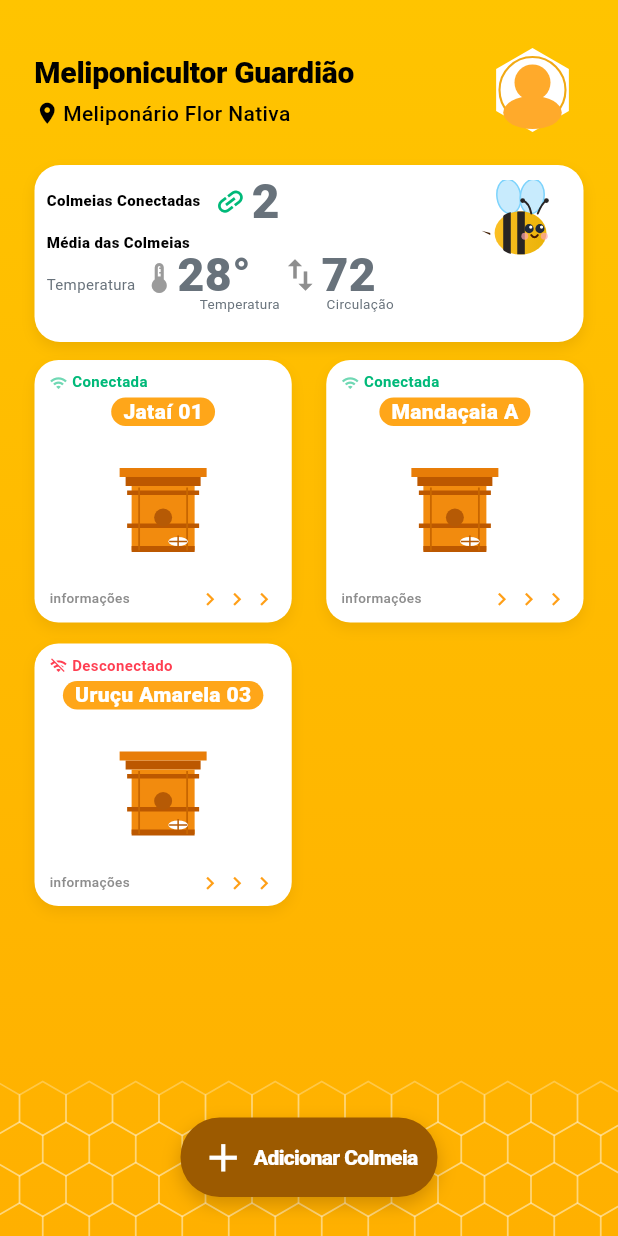
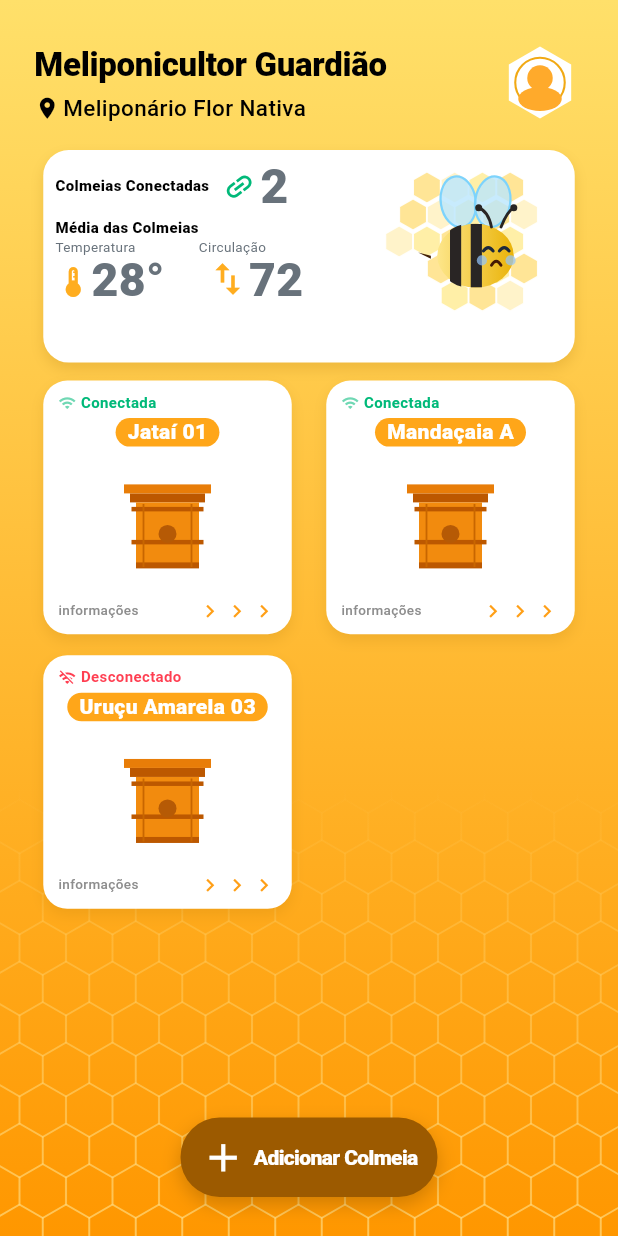
Before and after one commit to Bryan-J-Martini/Projeto_IV_Monitoramento_de_Abelhas_Fatec_2026, a Flutter app: the screen it shows after launch, on a phone screen of 412 x 824 dp. Run offline on Flutter 3.47's test engine with Material 3 defaults, Android fonts, the phone set to English and light mode, and no system bars.

Commit message:
feat: mudança na aparencia da tela inicial, mudança na aparencia e comportabento da abelha mascote

```diff
--- a/lib/models/telemetry_model.dart
+++ b/lib/models/telemetry_model.dart
@@ -15,9 +15,9 @@ class TelemetryModel {
     required this.timestamp,
   });
 
-  bool get isThermallyIdeal => internalTemp >= 26.0 && internalTemp <= 32.0;
+  bool get isThermallyIdeal => internalTemp >= 28.0 && internalTemp <= 32.0;
 
-  bool get isTooCold => internalTemp < 26.0;
+  bool get isTooCold => internalTemp < 28.0;
 
   bool get isTooHot => internalTemp > 32.0;
 
@@ -27,9 +27,9 @@ class TelemetryModel {
 
   String get thermalStatusText {
     if (isThermallyIdeal) {
-      return 'Ideal (26°C – 32°C) • Enxame Confortável';
+      return 'Ideal (28°C – 32°C) • Enxame Confortável';
     } else if (isTooCold) {
-      return 'Baixa Temp (< 26°C) • Risco de Resfriamento';
+      return 'Baixa Temp (< 28°C) • Risco de Resfriamento';
     } else {
       return 'Alta Temp (> 32°C) • Risco de Superaquecimento';
     }
@@ -44,8 +44,8 @@ class TelemetryModel {
   int get swarmHealthScore {
     int score = 100;
     // Penalidade por desvio de temperatura
-    if (internalTemp < 26.0) {
-      score -= ((26.0 - internalTemp) * 8).round().clamp(0, 40);
+    if (internalTemp < 28.0) {
+      score -= ((28.0 - internalTemp) * 8).round().clamp(0, 40);
     } else if (internalTemp > 32.0) {
       score -= ((internalTemp - 32.0) * 10).round().clamp(0, 40);
     }
--- a/lib/views/dashboard/dashboard_view.dart
+++ b/lib/views/dashboard/dashboard_view.dart
@@ -28,10 +28,23 @@ class DashboardView extends StatelessWidget {
         children: [
           const Positioned.fill(child: IgnorePointer(child: _HomeBackground())),
           SafeArea(
-            bottom: false,
             child: Consumer2<HiveProvider, BeekeeperProvider>(
               builder: (context, hiveProvider, beekeeperProvider, _) {
                 final hives = hiveProvider.hives;
+                final screenWidth = MediaQuery.sizeOf(context).width;
+                final horizontalPadding = (screenWidth * 0.07)
+                    .clamp(16.0, 30.0)
+                    .toDouble();
+                final gridSpacing = (screenWidth * 0.065)
+                    .clamp(12.0, 23.0)
+                    .toDouble();
+                final crossAxisCount = screenWidth >= 900
+                    ? 4
+                    : screenWidth >= 600
+                    ? 3
+                    : 2;
+                final cardAspectRatio = screenWidth < 300 ? 0.88 : 0.98;
+                final bottomPadding = MediaQuery.paddingOf(context).bottom + 92;
                 return CustomScrollView(
                   physics: const BouncingScrollPhysics(),
                   slivers: [
@@ -48,14 +61,19 @@ class DashboardView extends StatelessWidget {
                       )
                     else
                       SliverPadding(
-                        padding: const EdgeInsets.fromLTRB(23, 12, 23, 112),
+                        padding: EdgeInsets.fromLTRB(
+                          horizontalPadding,
+                          12,
+                          horizontalPadding,
+                          bottomPadding,
+                        ),
                         sliver: SliverGrid(
                           gridDelegate:
-                              const SliverGridDelegateWithFixedCrossAxisCount(
-                                crossAxisCount: 2,
-                                crossAxisSpacing: 23,
+                              SliverGridDelegateWithFixedCrossAxisCount(
+                                crossAxisCount: crossAxisCount,
+                                crossAxisSpacing: gridSpacing,
                                 mainAxisSpacing: 14,
-                                childAspectRatio: 0.98,
+                                childAspectRatio: cardAspectRatio,
                               ),
                           delegate: SliverChildBuilderDelegate((
                             context,
@@ -118,7 +136,7 @@ class _Header extends StatelessWidget {
                   overflow: TextOverflow.ellipsis,
                   style: const TextStyle(
                     color: Colors.black,
-                    fontSize: 20,
+                    fontSize: 22,
                     fontWeight: FontWeight.w800,
                     letterSpacing: -0.2,
                   ),
@@ -139,7 +157,7 @@ class _Header extends StatelessWidget {
                         overflow: TextOverflow.ellipsis,
                         style: const TextStyle(
                           color: Colors.black,
-                          fontSize: 14,
+                          fontSize: 15,
                           fontWeight: FontWeight.w500,
                         ),
                       ),
@@ -154,8 +172,8 @@ class _Header extends StatelessWidget {
               CupertinoPageRoute(builder: (_) => const BeekeeperSetupView()),
             ),
             child: const SizedBox(
-              width: 68,
-              height: 68,
+              width: 58,
+              height: 58,
               child: CustomPaint(painter: _ProfileAvatarPainter()),
             ),
           ),
@@ -175,12 +193,26 @@ class _TelemetrySummary extends StatelessWidget {
     final average = hiveProvider.averageInternalTemp;
     final hive = hiveProvider.selectedHive;
     final traffic = hive?.telemetry.totalTraffic ?? 0;
+    final beeTemperature = average == 0 ? 28.0 : average;
 
     return Padding(
-      padding: const EdgeInsets.symmetric(horizontal: 23),
-      child: Container(
-        height: 118,
-        padding: const EdgeInsets.fromLTRB(8, 10, 8, 9),
+      padding: EdgeInsets.symmetric(
+        horizontal: (MediaQuery.sizeOf(context).width * 0.07)
+            .clamp(16.0, 30.0)
+            .toDouble(),
+      ),
+      child: LayoutBuilder(
+        builder: (context, constraints) {
+          final summaryWidth = constraints.maxWidth;
+          final summaryHeight = (summaryWidth * 0.40)
+              .clamp(118.0, 146.0)
+              .toDouble();
+          final beeSize = (summaryWidth * 0.30).clamp(100.0, 150.0).toDouble();
+          final contentRight = beeSize * 0.43;
+
+          return Container(
+            height: summaryHeight,
+            padding: EdgeInsets.fromLTRB(summaryWidth < 260 ? 6 : 8, 10, 8, 9),
             decoration: BoxDecoration(
               color: Colors.white,
               borderRadius: BorderRadius.circular(17),
@@ -194,7 +226,21 @@ class _TelemetrySummary extends StatelessWidget {
             ),
             child: Stack(
               children: [
-            Column(
+                Positioned(
+                  right: 2,
+                  top: 4,
+                  child: SizedBox(
+                    width: beeSize * 1.12,
+                    height: beeSize * 1.02,
+                    child: CustomPaint(painter: _SummaryHoneycombPainter()),
+                  ),
+                ),
+                Positioned.fill(
+                  right: contentRight,
+                  child: FittedBox(
+                    fit: BoxFit.scaleDown,
+                    alignment: Alignment.topLeft,
+                    child: Column(
                       crossAxisAlignment: CrossAxisAlignment.start,
                       children: [
                         Row(
@@ -237,17 +283,31 @@ class _TelemetrySummary extends StatelessWidget {
                             fontWeight: FontWeight.w800,
                           ),
                         ),
+                        const Row(
+                          children: [
+                            Text(
+                              'Temperatura',
+                              style: TextStyle(
+                                color: Color(0xFF68727B),
+                                fontSize: 9,
+                              ),
+                            ),
+                            SizedBox(width: 42),
+                            Text(
+                              'Circulação',
+                              style: TextStyle(
+                                color: Color(0xFF68727B),
+                                fontSize: 9,
+                              ),
+                            ),
+                          ],
+                        ),
                         Row(
                           crossAxisAlignment: CrossAxisAlignment.end,
                           children: [
-                    const Text(
-                      'Temperatura',
-                      style: TextStyle(color: Color(0xFF68727B), fontSize: 10),
-                    ),
-                    const SizedBox(width: 4),
                             const Icon(
                               Icons.thermostat_outlined,
-                      color: Color(0xFF9B9B9B),
+                              color: Color.fromARGB(255, 255, 173, 31),
                               size: 24,
                             ),
                             Text(
@@ -259,10 +319,10 @@ class _TelemetrySummary extends StatelessWidget {
                                 fontWeight: FontWeight.w800,
                               ),
                             ),
-                    const SizedBox(width: 19),
+                            const SizedBox(width: 28),
                             const Icon(
                               Icons.swap_vert,
-                      color: Color(0xFF8E8E8E),
+                              color: Color.fromARGB(255, 255, 173, 31),
                               size: 28,
                             ),
                             Text(
@@ -276,33 +336,26 @@ class _TelemetrySummary extends StatelessWidget {
                             ),
                           ],
                         ),
-                const Row(
-                  children: [
-                    SizedBox(width: 102),
-                    Text(
-                      'Temperatura',
-                      style: TextStyle(color: Color(0xFF68727B), fontSize: 9),
-                    ),
-                    SizedBox(width: 31),
-                    Text(
-                      'Circulação',
-                      style: TextStyle(color: Color(0xFF68727B), fontSize: 9),
-                    ),
                       ],
                     ),
-              ],
+                  ),
                 ),
                 Positioned(
-              right: -2,
-              top: 2,
+                  right: 5,
+                  top: 10,
                   child: BeeMascotWidget(
-                size: 72,
-                internalTemp: average == 0 ? 28 : average,
+                    key: ValueKey(
+                      'dashboard-bee-${beeTemperature.toStringAsFixed(1)}',
+                    ),
+                    size: beeSize,
+                    internalTemp: beeTemperature,
                     showSpeechBubble: false,
                   ),
                 ),
               ],
             ),
+          );
+        },
       ),
     );
   }
@@ -398,7 +451,7 @@ class _HomeBackground extends StatelessWidget {
         gradient: LinearGradient(
           begin: Alignment.topCenter,
           end: Alignment.bottomCenter,
-          colors: [Color(0xFFFFC400), Color(0xFFFFB000)],
+          colors: [Color(0xFFFFE06A), Color(0xFFFF9700)],
         ),
       ),
       child: CustomPaint(painter: _BottomHoneycombPainter()),
@@ -411,14 +464,24 @@ class _BottomHoneycombPainter extends CustomPainter {
 
   @override
   void paint(Canvas canvas, Size size) {
+    const honeycombHeight = 300.0;
+    final top = size.height - honeycombHeight;
+
     final paint = Paint()
-      ..color = Colors.white.withOpacity(0.28)
+      ..shader = LinearGradient(
+        begin: Alignment.bottomCenter,
+        end: Alignment.topCenter,
+        colors: [
+          Color.fromARGB(255, 255, 236, 161).withOpacity(0.34),
+          Color.fromARGB(255, 255, 236, 161).withOpacity(0.0),
+        ],
+      ).createShader(Rect.fromLTWH(0, top, size.width, honeycombHeight))
       ..style = PaintingStyle.stroke
-      ..strokeWidth = 1.1;
+      ..strokeWidth = 1.25;
     const radius = 18.0;
     const horizontal = 31.0;
     const vertical = 27.0;
-    for (double y = size.height - 85; y < size.height + radius; y += vertical) {
+    for (double y = top; y < size.height + radius; y += vertical) {
       final shift = ((y / vertical).round().isOdd) ? horizontal / 2 : 0.0;
       for (double x = -radius; x < size.width + radius; x += horizontal) {
         final center = Offset(x + shift, y);
@@ -462,16 +525,16 @@ class _ProfileAvatarPainter extends CustomPainter {
       final angle = math.pi / 3 * i - math.pi / 6;
       points.add(
         Offset(
-          center.dx + 28 * math.cos(angle),
-          center.dy + 28 * math.sin(angle),
+          center.dx + 24 * math.cos(angle),
+          center.dy + 24 * math.sin(angle),
         ),
       );
     }
     canvas.drawPath(Path()..addPolygon(points, true), outer);
-    canvas.drawCircle(center, 22, outline);
-    canvas.drawCircle(center.translate(0, -5), 12, head);
+    canvas.drawCircle(center, 16.5, outline);
+    canvas.drawCircle(center.translate(0, -3), 8.5, head);
     canvas.drawOval(
-      Rect.fromCenter(center: center.translate(0, 15), width: 39, height: 22),
+      Rect.fromCenter(center: center.translate(0, 11), width: 29, height: 16),
       body,
     );
   }
@@ -479,3 +542,58 @@ class _ProfileAvatarPainter extends CustomPainter {
   @override
   bool shouldRepaint(covariant _ProfileAvatarPainter oldDelegate) => false;
 }
+
+class _SummaryHoneycombPainter extends CustomPainter {
+  const _SummaryHoneycombPainter();
+
+  @override
+  void paint(Canvas canvas, Size size) {
+    const radius = 10.5;
+    const horizontal = 18.5;
+    const vertical = 18.0;
+    const rowStarts = [1, 0, 0, 1, 2];
+    const rowCounts = [4, 5, 5, 4, 3];
+    final colors = [
+      const Color.fromARGB(169, 255, 231, 122),
+      const Color.fromARGB(151, 255, 211, 78),
+      const Color.fromARGB(150, 255, 234, 165),
+    ];
+
+    for (var row = 0; row < rowCounts.length; row++) {
+      final shift = row.isOdd ? horizontal / 2 : 0.0;
+      for (
+        var column = rowStarts[row];
+        column < rowStarts[row] + rowCounts[row];
+        column++
+      ) {
+        final center = Offset(
+          12 + column * horizontal + shift,
+          11 + row * vertical,
+        );
+        final path = Path();
+        for (var side = 0; side < 6; side++) {
+          final angle = (60 * side - 30) * math.pi / 180;
+          final point = Offset(
+            center.dx + radius * math.cos(angle),
+            center.dy + radius * math.sin(angle),
+          );
+          if (side == 0) {
+            path.moveTo(point.dx, point.dy);
+          } else {
+            path.lineTo(point.dx, point.dy);
+          }
+        }
+        final fill = Paint()..color = colors[(row + column) % colors.length];
+        final border = Paint()
+          ..color = Colors.white.withOpacity(0.9)
+          ..style = PaintingStyle.stroke
+          ..strokeWidth = 1;
+        canvas.drawPath(path..close(), fill);
+        canvas.drawPath(path, border);
+      }
+    }
+  }
+
+  @override
+  bool shouldRepaint(covariant _SummaryHoneycombPainter oldDelegate) => false;
+}
--- a/lib/views/dashboard/widgets/hive_card.dart
+++ b/lib/views/dashboard/widgets/hive_card.dart
@@ -58,7 +58,14 @@ class _HiveCardState extends State<HiveCard> {
                 child: Column(
                   crossAxisAlignment: CrossAxisAlignment.start,
                   children: [
-                    _ConnectionLabel(isOnline: isOnline, color: statusColor),
+                    FittedBox(
+                      fit: BoxFit.scaleDown,
+                      alignment: Alignment.centerLeft,
+                      child: _ConnectionLabel(
+                        isOnline: isOnline,
+                        color: statusColor,
+                      ),
+                    ),
                     const SizedBox(height: 3),
                     Center(
                       child: Container(
@@ -91,12 +98,20 @@ class _HiveCardState extends State<HiveCard> {
                           curve: Curves.easeOutBack,
                           builder: (context, value, child) =>
                               Transform.scale(scale: value, child: child),
-                          child: const SizedBox(
-                            width: 78,
-                            height: 69,
-                            child: CustomPaint(
-                              painter: _HiveIllustrationPainter(),
-                            ),
+                          child: LayoutBuilder(
+                            builder: (context, constraints) {
+                              final illustrationWidth =
+                                  (constraints.maxWidth * 0.62)
+                                      .clamp(54.0, 78.0)
+                                      .toDouble();
+                              return SizedBox(
+                                width: illustrationWidth,
+                                height: illustrationWidth * 0.88,
+                                child: const CustomPaint(
+                                  painter: _HiveIllustrationPainter(),
+                                ),
+                              );
+                            },
                           ),
                         ),
                       ),
@@ -250,24 +265,6 @@ class _HiveIllustrationPainter extends CustomPainter {
       6,
       Paint()..color = const Color(0xFFB65A05),
     );
-    canvas.drawOval(
-      Rect.fromCenter(center: Offset(x + 10, top + 51), width: 13, height: 6),
-      Paint()..color = Colors.white,
-    );
-    canvas.drawLine(
-      Offset(x + 4, top + 51),
-      Offset(x + 16, top + 51),
-      Paint()
-        ..color = const Color(0xFFB65A05)
-        ..strokeWidth = 1,
-    );
-    canvas.drawLine(
-      Offset(x + 10, top + 47),
-      Offset(x + 10, top + 55),
-      Paint()
-        ..color = const Color(0xFFB65A05)
-        ..strokeWidth = 1,
-    );
   }
 
   @override
--- a/lib/widgets/bee_mascot_widget.dart
+++ b/lib/widgets/bee_mascot_widget.dart
@@ -1,10 +1,12 @@
 import 'dart:math' as math;
+
 import 'package:flutter/material.dart';
+
 import '../core/theme/app_colors.dart';
 
 enum BeeMood {
-  happy, // 26°C a 32°C (Ideal)
-  cold, // < 26°C (Alerta frio)
+  happy, // 28°C a 32°C (Ideal)
+  cold, // < 28°C (Triste / alerta frio)
   hot, // > 32°C (Alerta calor)
 }
 
@@ -34,9 +36,9 @@ class _BeeMascotWidgetState extends State<BeeMascotWidget>
   bool _isBubbleVisible = false;
 
   BeeMood get mood {
-    if (widget.internalTemp >= 26.0 && widget.internalTemp <= 32.0) {
+    if (widget.internalTemp >= 28.0 && widget.internalTemp <= 32.0) {
       return BeeMood.happy;
-    } else if (widget.internalTemp < 26.0) {
+    } else if (widget.internalTemp < 28.0) {
       return BeeMood.cold;
     } else {
       return BeeMood.hot;
@@ -48,7 +50,7 @@ class _BeeMascotWidgetState extends State<BeeMascotWidget>
       case BeeMood.happy:
         return 'Bzz! Enxame feliz! Temperatura ideal de ${widget.internalTemp.toStringAsFixed(1)}°C.';
       case BeeMood.cold:
-        return 'Brrr! Estamos com frio (${widget.internalTemp.toStringAsFixed(1)}°C). Proteja a caixa do vento!';
+        return 'Brrr! Estou triste e com frio (${widget.internalTemp.toStringAsFixed(1)}°C). Proteja a caixa do vento!';
       case BeeMood.hot:
         return 'Uff! Muito calor (${widget.internalTemp.toStringAsFixed(1)}°C)! Verifique o sombreamento!';
     }
@@ -101,10 +103,7 @@ class _BeeMascotWidgetState extends State<BeeMascotWidget>
               decoration: BoxDecoration(
                 color: Colors.white.withOpacity(0.92),
                 borderRadius: BorderRadius.circular(14),
-                border: Border.all(
-                  color: _getMoodBorderColor(),
-                  width: 1.2,
-                ),
+                border: Border.all(color: _getMoodBorderColor(), width: 1.2),
                 boxShadow: [
                   BoxShadow(
                     color: Colors.black.withOpacity(0.06),
@@ -116,10 +115,7 @@ class _BeeMascotWidgetState extends State<BeeMascotWidget>
               child: Row(
                 mainAxisSize: MainAxisSize.min,
                 children: [
-                  Text(
-                    _getMoodEmoji(),
-                    style: const TextStyle(fontSize: 16),
-                  ),
+                  Text(_getMoodEmoji(), style: const TextStyle(fontSize: 16)),
                   const SizedBox(width: 6),
                   Flexible(
                     child: Text(
@@ -251,7 +247,9 @@ class _BeePainter extends CustomPainter {
 
     // Listra 1
     canvas.save();
-    canvas.clipRRect(RRect.fromRectAndRadius(bodyRect, const Radius.circular(20)));
+    canvas.clipRRect(
+      RRect.fromRectAndRadius(bodyRect, const Radius.circular(20)),
+    );
     canvas.drawRect(const Rect.fromLTWH(34, 30, 7, 40), stripePaint);
     canvas.drawRect(const Rect.fromLTWH(47, 30, 7, 40), stripePaint);
     canvas.restore();
@@ -281,7 +279,11 @@ class _BeePainter extends CustomPainter {
     canvas.save();
     canvas.translate(42, 34);
     canvas.rotate(-0.35 + wingAngle);
-    final leftWing = Rect.fromCenter(center: const Offset(0, -18), width: 22, height: 32);
+    final leftWing = Rect.fromCenter(
+      center: const Offset(0, -18),
+      width: 22,
+      height: 32,
+    );
     canvas.drawOval(leftWing, wingPaint);
     canvas.drawOval(leftWing, wingBorder);
     canvas.restore();
@@ -290,7 +292,11 @@ class _BeePainter extends CustomPainter {
     canvas.save();
     canvas.translate(58, 34);
     canvas.rotate(0.35 - wingAngle);
-    final rightWing = Rect.fromCenter(center: const Offset(0, -18), width: 22, height: 32);
+    final rightWing = Rect.fromCenter(
+      center: const Offset(0, -18),
+      width: 22,
+      height: 32,
+    );
     canvas.drawOval(rightWing, wingPaint);
     canvas.drawOval(rightWing, wingBorder);
     canvas.restore();
@@ -346,10 +352,13 @@ class _BeePainter extends CustomPainter {
   void _drawFace(Canvas canvas) {
     // Bochechas rosadas
     final blushPaint = Paint()
-      ..color = (mood == BeeMood.hot
-              ? const Color(0xFFFB7185)
-              : const Color(0xFFFDA4AF))
-          .withOpacity(0.7);
+      ..color =
+          (mood == BeeMood.hot
+                  ? const Color(0xFFFB7185)
+                  : mood == BeeMood.cold
+                  ? const Color(0xFF93C5FD)
+                  : const Color(0xFFFDA4AF))
+              .withOpacity(0.7);
     canvas.drawCircle(const Offset(54, 53), 3.2, blushPaint);
     canvas.drawCircle(const Offset(72, 53), 3.2, blushPaint);
 
@@ -368,20 +377,15 @@ class _BeePainter extends CustomPainter {
     } else if (mood == BeeMood.cold) {
       // Boquinha trêmula
       final mouthPath = Path()
-        ..moveTo(60, 54)
-        ..lineTo(62, 52)
-        ..lineTo(64, 54)
-        ..lineTo(66, 52);
+        ..moveTo(60, 56)
+        ..quadraticBezierTo(63, 51, 66, 56);
       canvas.drawPath(mouthPath, mouthPaint);
     } else {
       // Boquinha em 'o' de calor
       final mouthPaintHot = Paint()
         ..color = const Color(0xFF451A03)
         ..style = PaintingStyle.fill;
-      canvas.drawOval(
-        const Rect.fromLTWH(61, 52, 5, 6),
-        mouthPaintHot,
-      );
+      canvas.drawOval(const Rect.fromLTWH(61, 52, 5, 6), mouthPaintHot);
     }
   }
 
```
Also changed, not shown: lib/views/details/hive_detail_view.dart (deleted, +0 -321 lines), lib/widgets/metric_card.dart (+24 -15 lines). Lines whose indentation alone changed are shown as unchanged.
